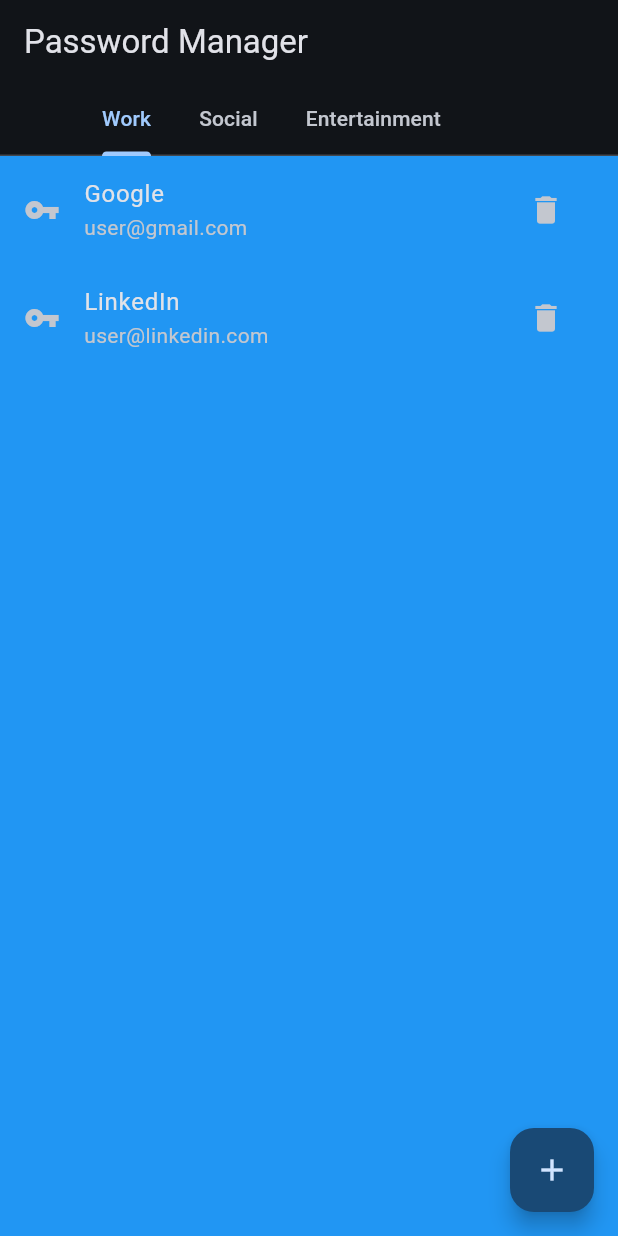
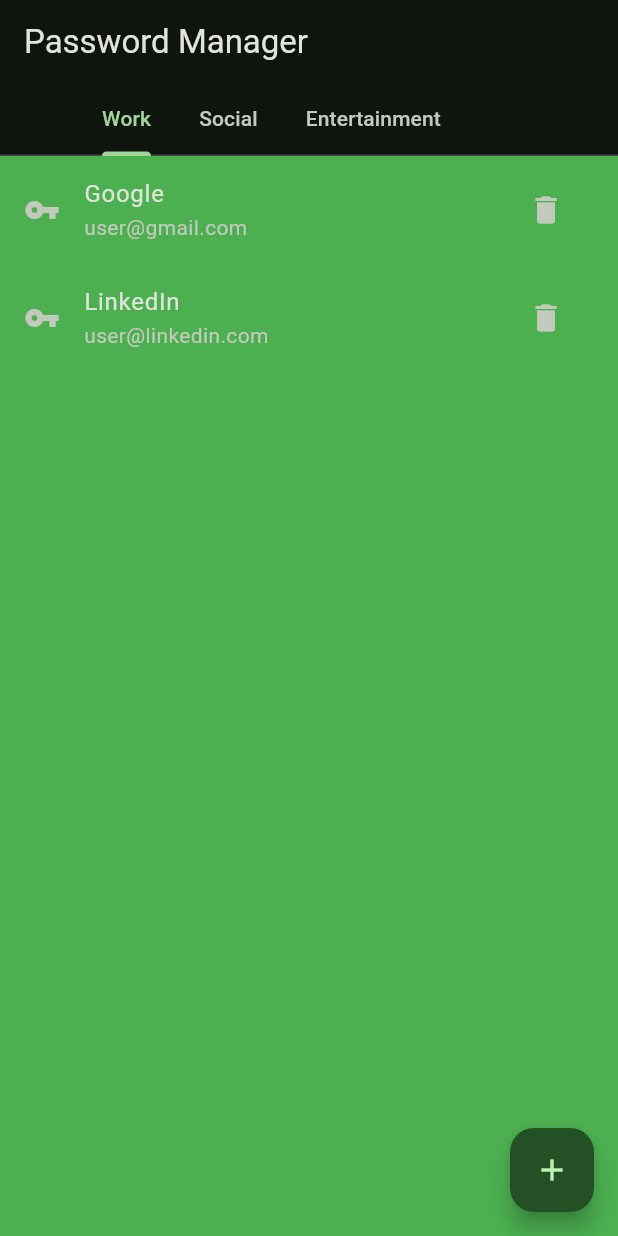
Before and after one commit to could-ai/01984187-8b40-7094-b764-c02460f21847, a Flutter app: the screen it shows after launch, on a phone screen of 412 x 824 dp. Run offline on Flutter 3.47's test engine with Material 3 defaults, Android fonts, the phone set to English and light mode, and no system bars.

Commit message:
feat: Change global theme and scaffold background color from blue to green

```diff
--- a/usr/lib/main.dart
+++ b/usr/lib/main.dart
@@ -14,25 +14,25 @@ class MyApp extends StatelessWidget {
       title: 'Password Manager',
       debugShowCheckedModeBanner: false,
       theme: ThemeData(
-        // 使用蓝色作为主色调，带来冷静、安全的视觉感受
+        // 使用绿色作为主色调，带来自然、平和的视觉感受
         colorScheme: ColorScheme.fromSeed(
-          seedColor: Colors.blue,
+          seedColor: Colors.green,
         ),
         useMaterial3: true,
-        // 设置全局背景色为蓝色，使应用整体风格统一
-        scaffoldBackgroundColor: Colors.blue,
+        // 设置全局背景色为绿色，使应用整体风格统一
+        scaffoldBackgroundColor: Colors.green,
       ),
       darkTheme: ThemeData(
-        // 暗色模式下依然保持蓝色主色调
+        // 暗色模式下依然保持绿色主色调
         colorScheme: ColorScheme.fromSeed(
-          seedColor: Colors.blue,
+          seedColor: Colors.green,
           brightness: Brightness.dark,
         ),
         useMaterial3: true,
-        // 暗色模式背景也设置为蓝色，突出应用主题
-        scaffoldBackgroundColor: Colors.blue,
+        // 暗色模式背景也设置为绿色，延续应用主题
+        scaffoldBackgroundColor: Colors.green,
       ),
-      // 统一使用暗色模式，以突出蓝色背景效果
+      // 统一使用暗色模式，以突出绿色背景效果
       themeMode: ThemeMode.dark,
       home: const PasswordListScreen(),
     );
```
